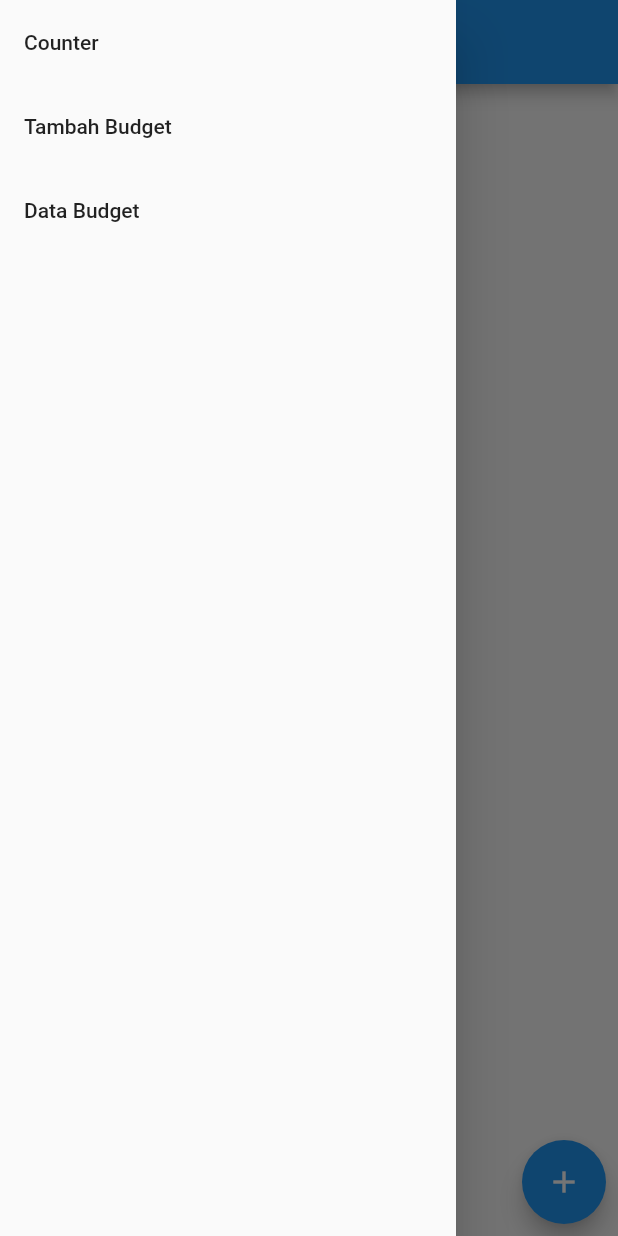
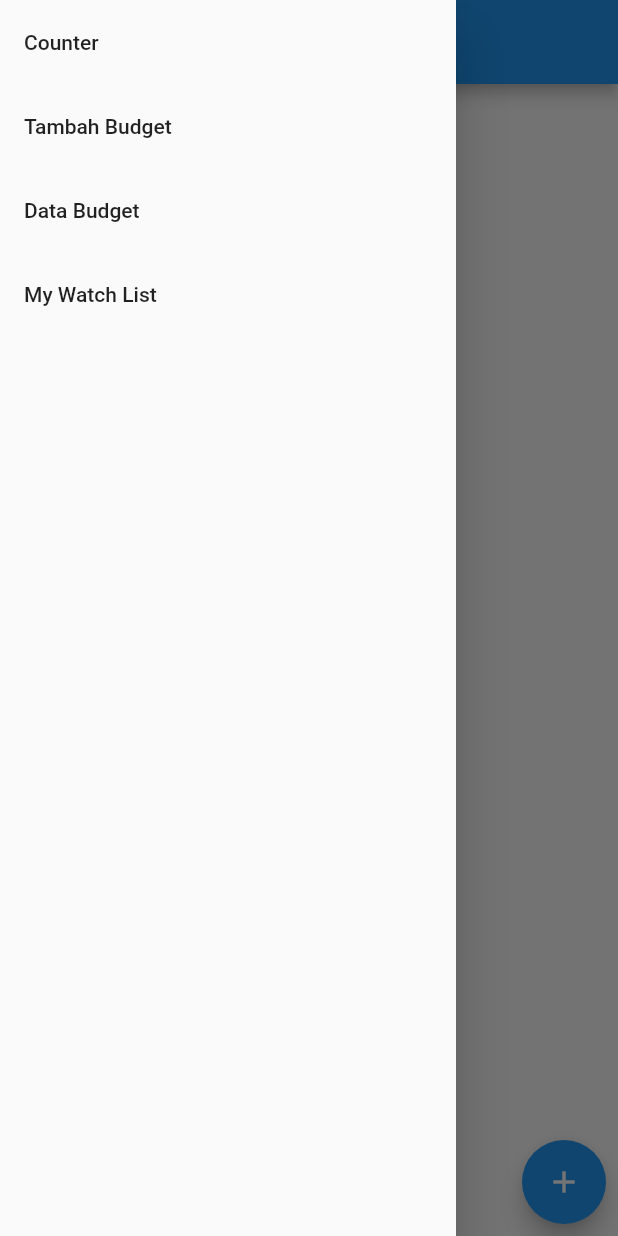
Before and after one commit to kevinmarcellius/pbp-flutter-lab, a Flutter app: the screen it shows after launch, with the side drawer open, on a phone screen of 412 x 824 dp. Run offline on Flutter 3.47's test engine with Material 2 defaults, Android fonts, the phone set to English and light mode, and no system bars.

```diff
--- a/lib/main.dart
+++ b/lib/main.dart
@@ -1,5 +1,5 @@
 import 'package:flutter/material.dart';
-import 'package:counter_7/drawer.dart';
+import 'package:counter_7/page/drawer.dart';
 
 void main() {
   runApp(const MyApp());
--- /dev/null
+++ b/lib/model/budget.dart
@@ -0,0 +1,10 @@
+class Budget {
+  String judul;
+  int nominal;
+  String jenis;
+  DateTime tanggal;
+
+  Budget(this.judul, this.nominal, this.jenis, this.tanggal);
+}
+
+List<Budget> budgets = <Budget>[];
--- /dev/null
+++ b/lib/model/mywatchlist.dart
@@ -0,0 +1,65 @@
+// To parse this JSON data, do
+//
+//     final myWatchlist = myWatchlistFromJson(jsonString);
+
+import 'dart:convert';
+
+List<MyWatchlist> myWatchlistFromJson(String str) => List<MyWatchlist>.from(
+    json.decode(str).map((x) => MyWatchlist.fromJson(x)));
+
+String myWatchlistToJson(List<MyWatchlist> data) =>
+    json.encode(List<dynamic>.from(data.map((x) => x.toJson())));
+
+class MyWatchlist {
+  MyWatchlist({
+    required this.pk,
+    required this.fields,
+  });
+
+  int pk;
+  Fields fields;
+
+  factory MyWatchlist.fromJson(Map<String, dynamic> json) => MyWatchlist(
+        pk: json["pk"],
+        fields: Fields.fromJson(json["fields"]),
+      );
+
+  Map<String, dynamic> toJson() => {
+        "pk": pk,
+        "fields": fields.toJson(),
+      };
+}
+
+class Fields {
+  Fields({
+    required this.watched,
+    required this.title,
+    required this.rating,
+    required this.releaseDate,
+    required this.review,
+  });
+
+  bool watched;
+  String title;
+  double rating;
+  String releaseDate;
+  String review;
+
+  factory Fields.fromJson(Map<String, dynamic> json) => Fields(
+        watched: json["watched"],
+        title: json["title"],
+        rating: json["rating"].toDouble(),
+        releaseDate: json["release_date"],
+        review: json["review"],
+      );
+
+  Map<String, dynamic> toJson() => {
+        "watched": watched,
+        "title": title,
+        "rating": rating,
+        "release_date": releaseDate,
+        "review": review,
+      };
+}
+
+enum Model { MYWATCHLIST_WATCHLISTITEM }
--- /dev/null
+++ b/lib/page/drawer.dart
@@ -0,0 +1,60 @@
+import 'package:flutter/material.dart';
+import 'package:counter_7/page/form.dart';
+import 'package:counter_7/main.dart';
+import 'package:counter_7/page/show_budget.dart';
+import 'package:counter_7/page/mywatchlist_page.dart';
+
+class AppDrawer extends StatelessWidget {
+  const AppDrawer({super.key});
+
+  @override
+  Widget build(BuildContext context) {
+    return Drawer(
+      child: Column(
+        children: [
+          // Menambahkan clickable menu
+          ListTile(
+            title: const Text('Counter'),
+            onTap: () {
+              // Route menu ke halaman utama
+              Navigator.pushReplacement(
+                context,
+                MaterialPageRoute(builder: (context) => const MyHomePage()),
+              );
+            },
+          ),
+          ListTile(
+            title: const Text('Tambah Budget'),
+            onTap: () {
+              // Route menu ke halaman form
+              Navigator.pushReplacement(
+                context,
+                MaterialPageRoute(builder: (context) => const MyFormPage()),
+              );
+            },
+          ),
+          ListTile(
+            title: const Text('Data Budget'),
+            onTap: () {
+              // Route menu ke halaman utama
+              Navigator.pushReplacement(
+                context,
+                MaterialPageRoute(builder: (context) => const ShowBudgetPage()),
+              );
+            },
+          ),
+          ListTile(
+            title: const Text('My Watch List'),
+            onTap: () {
+              // Route menu ke halaman utama
+              Navigator.pushReplacement(
+                context,
+                MaterialPageRoute(builder: (context) => const WatchListPage()),
+              );
+            },
+          ),
+        ],
+      ),
+    );
+  }
+}
```
Also changed, not shown: lib/functions/fetch_watchlist.dart (added, +28 -0 lines), lib/page/form.dart (added, +208 -0 lines), lib/page/mywatchlist_detail_page.dart (added, +112 -0 lines), lib/page/mywatchlist_page.dart (added, +95 -0 lines), lib/page/show_budget.dart (added, +33 -0 lines), 1 other file.
